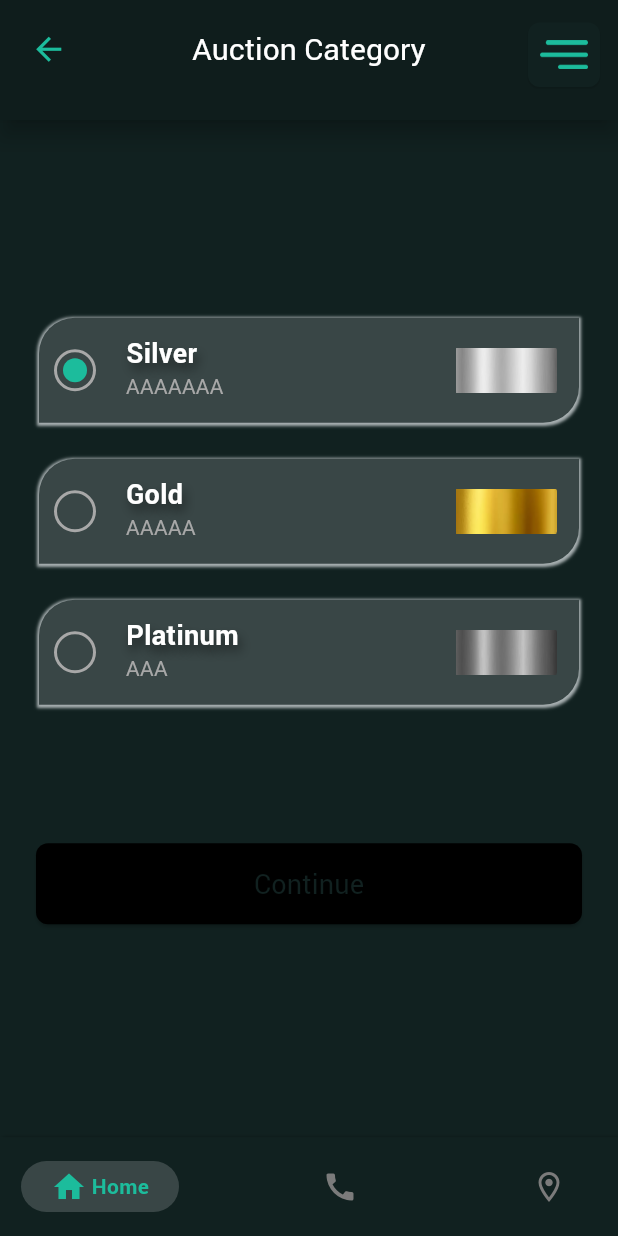
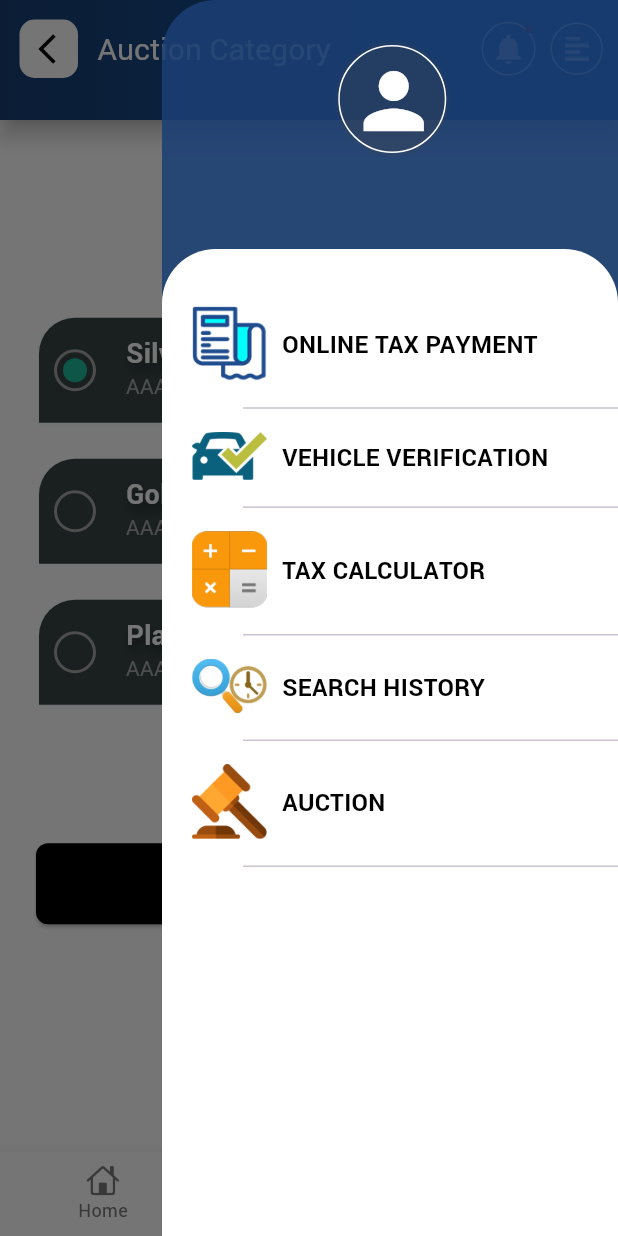
Before and after one commit to amjadjamali06/dummy_app, a Flutter app: the AuctionCategoryScreen screen opened by its route, with the side drawer open (before the commit the screen has no drawer), on a phone screen of 412 x 824 dp. Run offline on Flutter 3.47's test engine with Material 3 defaults, Android fonts, the phone set to English and light mode, and no system bars; drawn by our look-alikes of google_nav_bar; our stand-ins replace awesome_dialog, connectivity_plus, dropdown_search, flutter_secure_storage, fluttertoast, get and 2 more; missing offline and left inert: intrinsic_grid_view, mask_input_formatter; accounts and stored records are empty; Roboto replaces fonts that are missing (Oxygen).

Commit message:
Committed By Abdul Salam 1) Updated Bottom Nav Bar. 2) Created Navigation Drawer. 3) Updated Dashboard Screen. 4) Updated E-Auction Screen. 5) Added new icons and images in assets.

```diff
--- a/lib/controllers/custom_widget_controllers/custom_end_drawer_controller.dart
+++ b/lib/controllers/custom_widget_controllers/custom_end_drawer_controller.dart
@@ -13,8 +13,8 @@ class CustomEndDrawerController extends GetxController{
         await UserSession().logout();
         Get.offAllNamed(kAuctionDetailScreenRoute);
       });
-    } else if(title=='Settings' && Get.currentRoute != kSplashScreenRoute){
-      Get.offAllNamed(kSettingScreenRoute, predicate: (r)=>r.isFirst);
+    } else if(title=='Auction' && Get.currentRoute != kEAuctionScreenRoute){
+      Get.offAllNamed(kEAuctionScreenRoute, predicate: (r)=>r.isFirst);
     }
   }
 }
--- a/lib/controllers/dashboard_screen_controller.dart
+++ b/lib/controllers/dashboard_screen_controller.dart
@@ -1,13 +1,25 @@
+import 'package:excise_e_auction/utils/text_field_manager.dart';
 import 'package:flutter/material.dart';
 import 'package:get/get.dart';
 import 'package:excise_e_auction/utils/constants.dart';
 
 class DashboardScreenController extends GetxController{
   GlobalKey<ScaffoldState> scaffoldKey = GlobalKey<ScaffoldState>();
+  TextFieldManager searchTF = TextFieldManager("Search");
 
   void onTapItem(String title){
     switch(title){
-      case "E-Auction": Get.toNamed(kEAuctionScreenRoute);break;
+      case "Auction": Get.toNamed(kEAuctionScreenRoute);break;
+    }
+  }
+
+
+  void onSearchTFChanged(value){
+  }
+
+  void removeFocus(){
+    if(searchTF.focusNode.hasFocus){
+      searchTF.focusNode.unfocus();
     }
   }
 }
--- a/lib/main.dart
+++ b/lib/main.dart
@@ -63,7 +63,7 @@ class MyApp extends StatelessWidget {
         primaryColorLight: kPrimaryColor,
         primaryColorDark: kPrimaryDarkColor,
         fontFamily: 'Roboto',
-        scaffoldBackgroundColor: kPrimaryDarkColor,
+        scaffoldBackgroundColor: kWhiteColor,
         dialogBackgroundColor: kPrimaryDarkColor,
         shadowColor: kPrimaryDarkColor,
         appBarTheme: CustomTheme.appBarTheme,
--- a/lib/ui/custom_widgets/custom_app_bar.dart
+++ b/lib/ui/custom_widgets/custom_app_bar.dart
@@ -26,70 +26,90 @@ class CustomAppbar extends StatelessWidget implements PreferredSizeWidget {
         toolbarHeight: 65,
         automaticallyImplyLeading: GeneralPlatform.isWeb,
         leadingWidth: 65,
-      leading: (screenName == "Dashboard Screen")?
-      Container(
-        margin: const EdgeInsets.all(16),
-        padding: const EdgeInsets.all(5),
-        decoration: BoxDecoration(
-            border: Border.all(color: kPrimaryColor),
-            borderRadius: BorderRadius.circular(50)
-        ),
-        child: Image.asset('assets/icons/user-icon.png', color: kPrimaryColor, width: 18, height: 18,),
-      ) : IconButton(onPressed:() {
+        leading: screenName.isNotEmpty
+            ? GestureDetector(
+          onTap: () {
             CustomBottomNavBarController.selectedIndex.value = 0;
             if (onBackButtonPress != null) {
               onBackButtonPress!();
-           }else{
+            } else {
               Get.back();
             }
-         },icon: const Icon(Icons.arrow_back, color: kPrimaryColor, size: 25)),
+          },
+          child: Container(
+            alignment: Alignment.center,
+            margin: const EdgeInsets.all(13),
+            padding: const EdgeInsets.only(left: 10),
+            decoration: BoxDecoration(
+                borderRadius: BorderRadius.circular(10),
+                color: kWhiteColor),
+            child: const Icon(Icons.arrow_back_ios, color: kBlackColor),
+          ),
+        )
+            : null,
         actions: [
           GestureDetector(
+            child: Stack(
+              children: [
+                Container(
+                  padding: const EdgeInsets.all(5),
+                  decoration: BoxDecoration(
+                      border: Border.all(color: kWhiteColor),
+                      borderRadius: BorderRadius.circular(50)),
+                  child: const Icon(Icons.notifications),
+                ),
+                Positioned(
+                  right: 2,
+                  top: 0,
                   child: Container(
-              margin: const EdgeInsets.only(right: 12, top: 8),
-              padding: const EdgeInsets.symmetric(horizontal: 8, vertical: 12),
-              decoration: BoxDecoration(
-                borderRadius: BorderRadius.circular(8),
-                color: kPrimaryDarkColor,
-                boxShadow: const [
-                  BoxShadow(
-                    blurStyle: BlurStyle.inner,
-                    color: Colors.black12,
-                    offset: Offset(0,1),
-                    blurRadius: 1,
-                    spreadRadius: 0.5
-                  )
-                ]
-              ),
-              child: Image.asset('assets/icons/menu-icon.png',color: kPrimaryColor, width: 32,),
+                    height: 10,
+                    width: 5,
+                    decoration: const BoxDecoration(
+                        color: kRejectedColor, shape: BoxShape.circle),
                   ),
                 )
               ],
-        // GestureDetector(
-        //   child:  Padding(
-        //     padding: const EdgeInsets.only(left: 12,top: 12),
-        //     child: Column(
-        //       crossAxisAlignment: CrossAxisAlignment.start,
-        //       children: [
-        //         Image.asset('assets/icons/menu_icon.png', height: 26, width: 34),
-        //         const SizedBox(height: 2),
-        //         const Text('Menu',style: TextStyle(fontSize: 10,fontWeight: FontWeight.w400))
-        //       ],
-        //     ),
-        //   ),
-        //   onTap: () {
-        //     scaffoldKey.currentState!.openDrawer();
-        //     FocusScope.of(context).requestFocus(FocusNode());
-        //   },
-        // ):null,
-      title:  Text(
-        screenName.isNotEmpty ? screenName : "Excise",
-        style: const TextStyle(fontSize: 20, fontWeight: FontWeight.w500,  color: kWhiteColor),
             ),
-      centerTitle: true,
+            onTap: () {},
+          ),
+          GestureDetector(
+            child: Container(
+              width: 35,
+              height: 35,
+              margin: const EdgeInsets.only(right: 10, top: 0, left: 10),
+              padding: const EdgeInsets.all(5),
+              decoration: BoxDecoration(
+                  border: Border.all(color: kWhiteColor),
+                  borderRadius: BorderRadius.circular(50)),
+              child: Image.asset(
+                'assets/icons/menu-new.png',
+                color: kWhiteColor,
+              ),
+            ),
+            onTap: () {
+              scaffoldKey.currentState!.openEndDrawer();
+              FocusScope.of(context).requestFocus(FocusNode());
+            },
+          ),
+        ],
+        titleSpacing: 0.0,
+        title: Text(
+          screenName,
+          style: const TextStyle(
+              fontSize: 20, fontWeight: FontWeight.w500, color: kWhiteColor),
+        ),
+        centerTitle: false,
         actionsIconTheme: const IconThemeData(),
         bottom: bottomSheet,
-    );
+        flexibleSpace: Container(
+          decoration: const BoxDecoration(
+            gradient: LinearGradient(
+              colors: [kPrimaryDarkColor, kPrimaryLightColor],
+              begin: Alignment.centerLeft,
+              end: Alignment.centerRight,
+            ),
+          ),
+        ));
   }
 
   @override
--- a/lib/ui/custom_widgets/custom_bottom_nav_bar.dart
+++ b/lib/ui/custom_widgets/custom_bottom_nav_bar.dart
@@ -1,52 +1,52 @@
-import 'package:excise_e_auction/controllers/custom_widget_controllers/custom_bottom_nav_bar_controller.dart';
-import 'package:excise_e_auction/utils/app_colors.dart';
+import 'package:flutter/cupertino.dart';
 import 'package:flutter/material.dart';
 import 'package:get/get.dart';
-import 'package:google_nav_bar/google_nav_bar.dart';
+import '../../controllers/custom_widget_controllers/custom_bottom_nav_bar_controller.dart';
+import '../../utils/app_colors.dart';
 
 class CustomBottomNavBar extends GetView<CustomBottomNavBarController> {
   const CustomBottomNavBar({super.key});
-
   @override
   Widget build(BuildContext context) {
-    return Obx(() => Container(
-          height: Get.height * 0.08,
-          padding: const EdgeInsets.symmetric(horizontal: 14.0),
-          decoration: const BoxDecoration(color: kPrimaryDarkColor, boxShadow: [
-            BoxShadow(
-              color: kBlackColor,
-              offset: Offset(1, 1),
-              blurRadius: 2,
-            )
-          ]),
-          child: GNav(
-              mainAxisAlignment: MainAxisAlignment.spaceBetween,
-              style: GnavStyle.google,
-              tabBorderRadius: 30,
-              selectedIndex: CustomBottomNavBarController.selectedIndex.value,
-              onTabChange: controller.onItemSelect,
-              curve: Curves.bounceIn,
-              duration: const Duration(milliseconds: 100),
-              gap: 3,
-              color: kGreyColor,
-              activeColor: kPrimaryColor,
-              iconSize: 24,
-              tabBackgroundColor: kCardColor,
-              padding: const EdgeInsets.symmetric(horizontal: 20, vertical: 5),
-              tabs: const [
-                GButton(
-                  icon: Icons.home,
-                  text: 'Home',
-                ),
-                GButton(
-                  icon: Icons.call,
-                  text: 'Call',
-                ),
-                GButton(
-                  icon: Icons.location_on_outlined,
-                  text: 'Location',
-                ),
-              ]),
-        ));
+    return Obx(
+          () => SafeArea(
+        child: BottomNavigationBar(
+          backgroundColor: kWhiteColor,
+          currentIndex: CustomBottomNavBarController.selectedIndex.value,
+          showSelectedLabels: true,
+          showUnselectedLabels: true,
+          selectedLabelStyle: const TextStyle(
+            fontSize: 12,
+          ),
+          unselectedLabelStyle: const TextStyle(
+            fontSize: 12,
+          ),
+          items: const [
+            BottomNavigationBarItem(
+              icon: Icon(CupertinoIcons.home),
+              label: "Home",
+              activeIcon: Icon(CupertinoIcons.home),
+            ),
+            BottomNavigationBarItem(
+              icon: Icon(Icons.call),
+              label: "Contact",
+              activeIcon: Icon(Icons.call),
+            ),
+            BottomNavigationBarItem(
+              icon: Icon(Icons.location_on),
+              label: "Location",
+              activeIcon: Icon(Icons.location_on),
+            ),
+          ],
+          onTap: (index) {
+            controller.onItemSelect(index);
+          },
+          iconSize: 22.0,
+          unselectedItemColor: kGreyColor,
+          selectedItemColor: kGreyColor,
+          type: BottomNavigationBarType.fixed,
+        ),
+      ),
+    );
   }
 }
--- /dev/null
+++ b/lib/ui/custom_widgets/custom_end_drawer.dart
@@ -0,0 +1,133 @@
+import 'package:get/get.dart';
+import 'package:flutter/material.dart';
+import '../../controllers/custom_widget_controllers/custom_end_drawer_controller.dart';
+import '../../utils/app_colors.dart';
+import '../../utils/user_session.dart';
+
+class CustomEndDrawer extends GetView<CustomEndDrawerController> {
+  const CustomEndDrawer({super.key});
+
+  @override
+  Widget build(BuildContext context) {
+    return SafeArea(
+      child: Drawer(
+        elevation: 5,
+        shape: const RoundedRectangleBorder(borderRadius: BorderRadius.only(topLeft: Radius.circular(36))),
+        backgroundColor: kPrimaryDarkColor.withAlpha(220),
+        child: Column(
+          children: [
+            Container(
+              width: double.infinity,
+              padding: const EdgeInsets.only(right: 15, left: 18, top: 30, bottom: 30),
+              child: Column(
+                mainAxisSize: MainAxisSize.max,
+                children: [
+                  Center(
+                    child: GestureDetector(
+                      onTap: () => {},
+                      child: Container(
+                        width: 72,
+                        height: 72,
+                        padding: const EdgeInsets.all(6),
+                        alignment: Alignment.center,
+                        decoration: BoxDecoration(
+                          border: Border.all(color: kWhiteColor),
+                          borderRadius: BorderRadius.circular(60),
+                          boxShadow: const [
+                            BoxShadow(
+                                color: Color(0x44444444),
+                                blurRadius: 1.5,
+                                spreadRadius: 1.5)
+                          ],
+                        ),
+                        child: const Icon(Icons.person, color: kWhiteColor, size: 60,)
+                      ),
+                    ),
+                  ),
+                  const SizedBox(
+                    height: 5,
+                  ),
+                  Obx(() => Text(
+                    UserSession.userModel.value.name,
+                    textAlign: TextAlign.center,
+                    style: const TextStyle(
+                      fontWeight: FontWeight.bold,
+                      fontSize: 20
+                    ),
+                  ),),
+                ],
+              ),
+            ),
+
+            Expanded(
+              child: Container(
+                width: double.infinity,
+                padding: const EdgeInsets.only( top: 30, bottom: 20),
+                decoration: const BoxDecoration(
+                  color: kWhiteColor,
+                  borderRadius: BorderRadius.only(topLeft: Radius.circular(36), topRight: Radius.circular(36)),
+                ),
+                child: Column(
+                  mainAxisSize: MainAxisSize.max,
+                  children: [
+                    _getDrawerNavItem(
+                        title: "Online Tax Payment", icon: 'assets/icons/online-tax-payment.png', color: kGreyColor),
+                    const Divider(indent: 54),
+                    _getDrawerNavItem(
+                        title: "Vehicle Verification", icon: 'assets/icons/vehicle-verification.png', color: kGreyColor),
+                    const Divider(indent: 54),
+                    _getDrawerNavItem(
+                        title: "Tax Calculator", icon: 'assets/icons/tax-calculator.png', color: kGreyColor),
+                    const Divider(indent: 54),
+                    _getDrawerNavItem(
+                        title: "Search History", icon: 'assets/icons/search-history.png', color: kGreyColor),
+                    const Divider(indent: 54),
+                    _getDrawerNavItem(
+                        title: "Auction", icon: 'assets/icons/online-payment 2.png', color: kGreyColor),
+                    const Divider(indent: 54),
+                    const Spacer(),
+                  ],),
+              ),
+            ),
+          ],
+        ),
+      ),
+    );
+  }
+
+  Widget _getDrawerNavItem(
+      {required String title, required String icon, Color color = kPrimaryDarkColor}) {
+    return Container(
+      margin: const EdgeInsets.symmetric(horizontal: 20, vertical: 8),
+      padding: const EdgeInsets.only(bottom: 2),
+      child: GestureDetector(
+        onTap: (){
+          controller.onTap(title);
+        },
+        child: Row(
+          children: [
+            Image.asset(icon, width: 50,),
+            const SizedBox(
+              width: 10,
+            ),
+            Expanded(
+              child: Text(
+                title.toUpperCase(),
+                textAlign: TextAlign.left,
+                style: const TextStyle(
+                  color: kBlackColor,
+                  fontSize: 16,
+                  fontWeight: FontWeight.bold
+                ),
+              ),
+            ),
+
+          ],
+        ),
+      ),
+    );
+  }
+
+
+
+}
--- a/lib/ui/custom_widgets/custom_scaffold.dart
+++ b/lib/ui/custom_widgets/custom_scaffold.dart
@@ -1,6 +1,7 @@
 import 'dart:io';
 import 'package:excise_e_auction/controllers/custom_widget_controllers/custom_bottom_nav_bar_controller.dart';
 import 'package:excise_e_auction/ui/custom_widgets/custom_bottom_nav_bar.dart';
+import 'package:excise_e_auction/ui/custom_widgets/custom_end_drawer.dart';
 import 'package:flutter/material.dart';
 import 'package:get/get.dart';
 import 'package:excise_e_auction/ui/custom_widgets/custom_app_bar.dart';
@@ -25,6 +26,7 @@ class CustomScaffold extends StatefulWidget {
   final double appBarHeight;
   final PreferredSize? bottomSheet;
   final bool showBottomNavBar;
+  final bool showNavDrawer;
 
 
   const CustomScaffold({super.key,
@@ -44,6 +46,7 @@ class CustomScaffold extends StatefulWidget {
     this.appBarHeight = 80,
     this.bottomSheet,
     this.showBottomNavBar = true,
+    this.showNavDrawer = true,
   });
 
   @override
@@ -93,7 +96,7 @@ class _CustomScaffoldState extends State<CustomScaffold> {
               }
             },
             child: Scaffold(
-              backgroundColor: kPrimaryDarkColor,
+              backgroundColor: kWhiteColor,
               // extendBody: true,
               resizeToAvoidBottomInset: true,
               key: widget.scaffoldKey,
@@ -102,7 +105,7 @@ class _CustomScaffoldState extends State<CustomScaffold> {
                 height: Get.height,
                 width: Get.width,
                 decoration: const BoxDecoration(
-                  color: kPrimaryDarkColor,
+                  color: kWhiteColor,
                   borderRadius: BorderRadius.only(topLeft: Radius.circular(40), topRight: Radius.circular(40)),
                 ),
                 child: Stack(
@@ -136,6 +139,7 @@ class _CustomScaffoldState extends State<CustomScaffold> {
                 child: const Icon(Icons.add,color: kWhiteColor, size: 32),
               ),
               bottomNavigationBar: widget.showBottomNavBar? const CustomBottomNavBar():null,
+              endDrawer: widget.showNavDrawer? const CustomEndDrawer() : null,
               // floatingActionButtonLocation: FloatingActionButtonLocation.centerDocked,
             ) ,
           ),
--- a/lib/utils/app_colors.dart
+++ b/lib/utils/app_colors.dart
@@ -5,8 +5,8 @@ import 'dart:ui';
 * Last Modified by Afaque Ali on 21-Aug-2024 */
 
 const Color kPrimaryColor = Color(0xff1cbc9c);
-const Color kPrimaryLightColor = Color(0xff79a5b9);
-const Color kPrimaryDarkColor = Color(0xff112120);
+const Color kPrimaryLightColor = Color(0xff0b5dab);
+const Color kPrimaryDarkColor = Color(0xff1a3e74);
 
 const Color kTextColor=Color(0xFFf5f9fc);
 const Color kTextLightColor = Color(0xAAf5f9fc);
```
Also changed, not shown: lib/ui/custom_widgets/custom_dashboard_card_widget.dart (+18 -19 lines), lib/ui/screens/dashboard_screen.dart (+160 -109 lines), lib/ui/screens/e_auction_screen.dart (+14 -39 lines), assets/icons/menu-new.png (added), assets/icons/online-tax-payment.png, assets/icons/search-history.png, assets/icons/tax-calculator.png, assets/icons/vehicle-verification.png, assets/icons/waving-hand.png (added), assets/images/auction-banner.png (added). Lines whose indentation alone changed are shown as unchanged.
